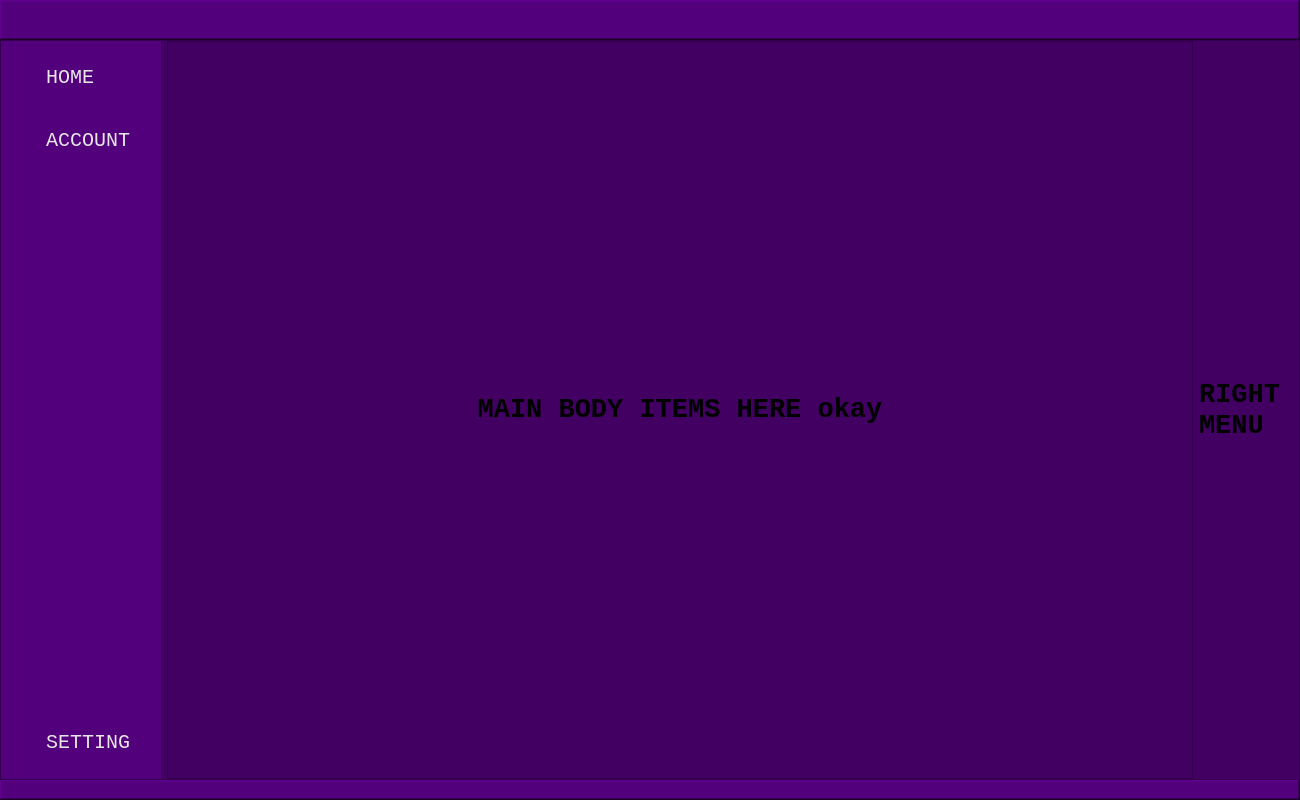
This is my_pyside2/clone/main_window.ui in dlalstj0213/Study.Python as Qt 5 draws it before an edit. The edited form follows.
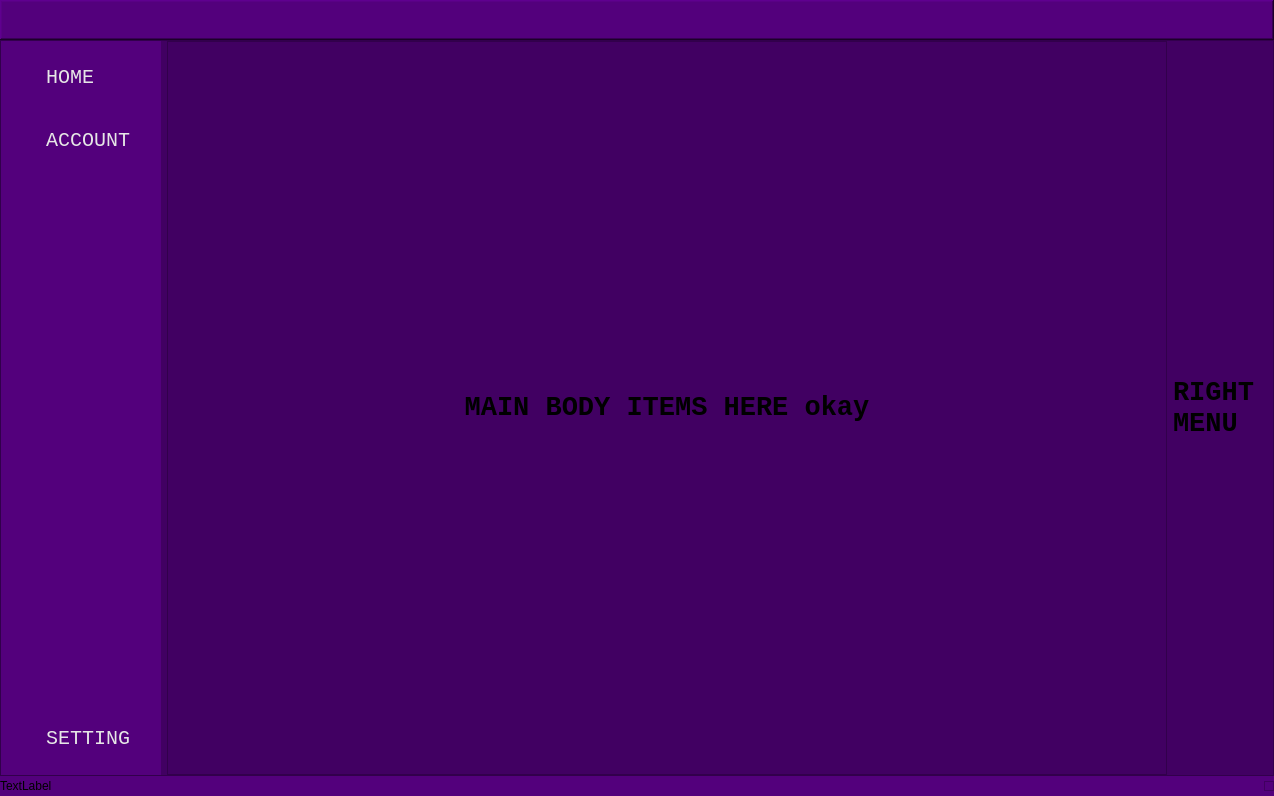
This is the edited form. Icons and pictures are not drawn.

Commit message: pyside2: set size grip

The edit to the form file:
```diff
--- a/my_pyside2/clone/main_window.ui
+++ b/my_pyside2/clone/main_window.ui
@@ -6,8 +6,8 @@
    <rect>
     <x>0</x>
     <y>0</y>
-    <width>1300</width>
-    <height>800</height>
+    <width>1274</width>
+    <height>796</height>
    </rect>
   </property>
   <property name="windowTitle">
@@ -586,6 +586,9 @@
               <bold>true</bold>
              </font>
             </property>
+            <property name="frameShadow">
+             <enum>QFrame::Sunken</enum>
+            </property>
             <property name="text">
              <string>MAIN BODY ITEMS HERE okay</string>
             </property>
@@ -669,11 +672,60 @@
 </string>
       </property>
       <property name="frameShape">
-       <enum>QFrame::WinPanel</enum>
+       <enum>QFrame::NoFrame</enum>
       </property>
       <property name="frameShadow">
        <enum>QFrame::Raised</enum>
       </property>
+      <layout class="QHBoxLayout" name="horizontalLayout">
+       <property name="spacing">
+        <number>0</number>
+       </property>
+       <property name="leftMargin">
+        <number>0</number>
+       </property>
+       <property name="topMargin">
+        <number>0</number>
+       </property>
+       <property name="rightMargin">
+        <number>0</number>
+       </property>
+       <property name="bottomMargin">
+        <number>0</number>
+       </property>
+       <item>
+        <widget class="QLabel" name="label_2">
+         <property name="text">
+          <string>TextLabel</string>
+         </property>
+        </widget>
+       </item>
+       <item alignment="Qt::AlignRight|Qt::AlignVCenter">
+        <widget class="QFrame" name="size_grip">
+         <property name="minimumSize">
+          <size>
+           <width>10</width>
+           <height>10</height>
+          </size>
+         </property>
+         <property name="maximumSize">
+          <size>
+           <width>20</width>
+           <height>20</height>
+          </size>
+         </property>
+         <property name="styleSheet">
+          <string notr="true"/>
+         </property>
+         <property name="frameShape">
+          <enum>QFrame::StyledPanel</enum>
+         </property>
+         <property name="frameShadow">
+          <enum>QFrame::Raised</enum>
+         </property>
+        </widget>
+       </item>
+      </layout>
      </widget>
     </item>
    </layout>
```
The commit also changes 3 other files.
